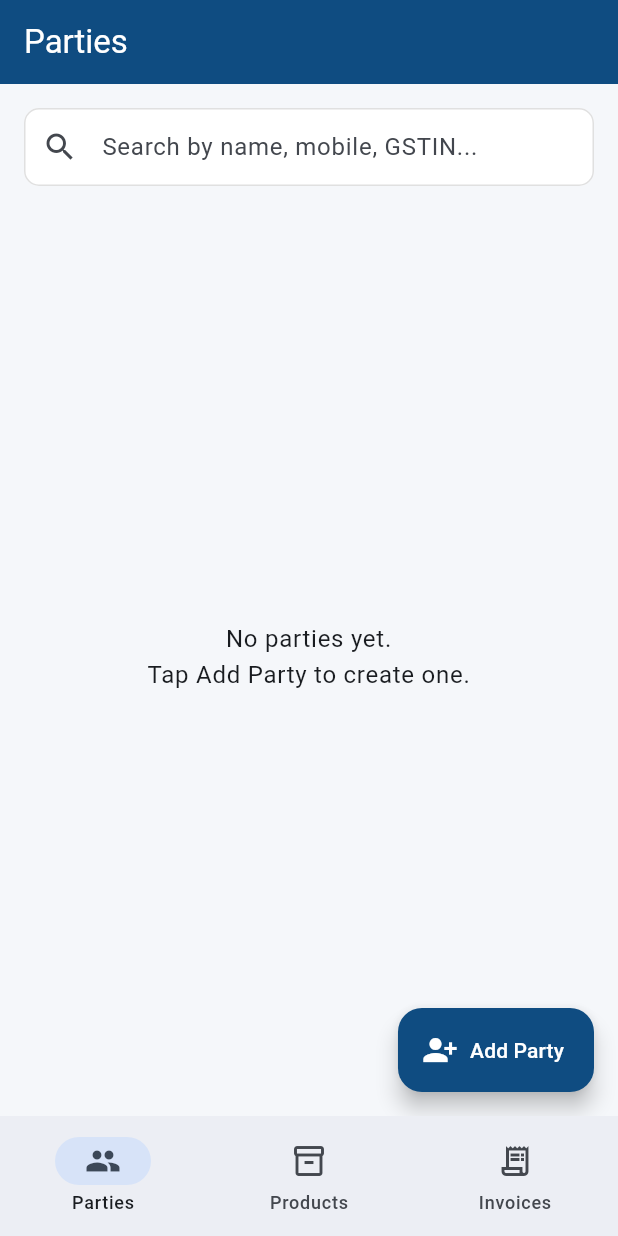
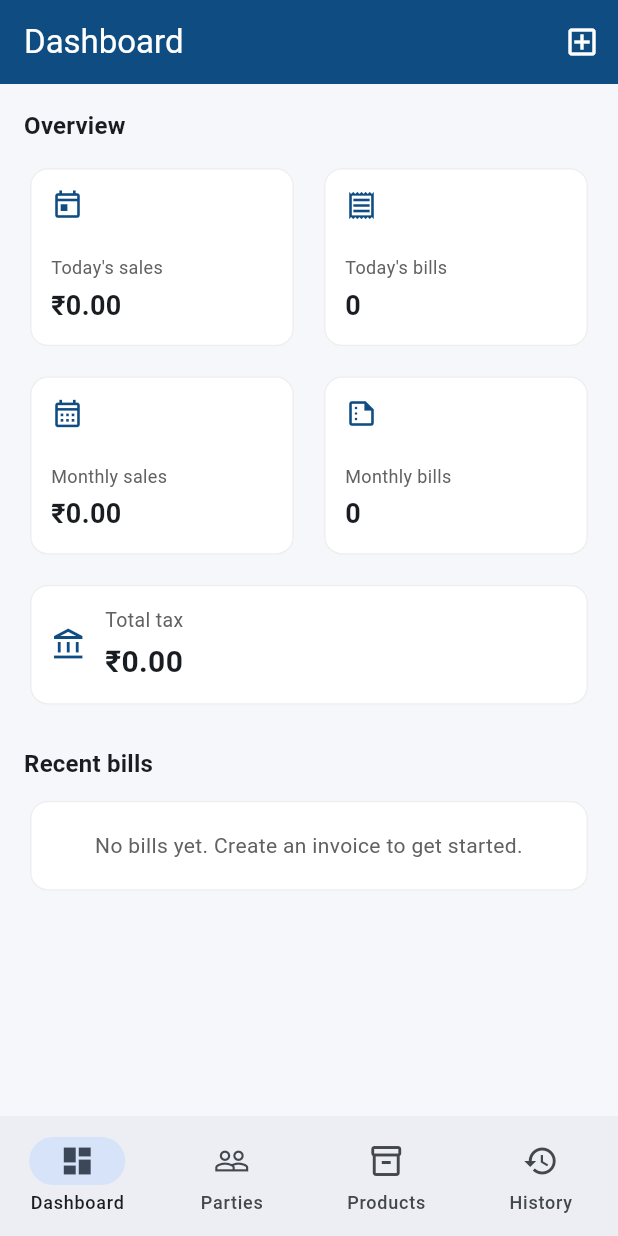
Before and after one commit to priyaanshu26/gst-billing, a Flutter app: the screen it shows after launch, on a phone screen of 412 x 824 dp. Run offline on Flutter 3.47's test engine with Material 3 defaults, Android fonts, the phone set to English and light mode, and no system bars; our stand-ins replace cloud_firestore, firebase_core, pdf, printing; accounts and stored records are empty.

Commit message:
Implement dashboard screen and enhance bill filtering functionality

```diff
--- /dev/null
+++ b/lib/screens/dashboard_screen.dart
@@ -0,0 +1,242 @@
+import 'package:flutter/material.dart';
+
+import '../models/bill.dart';
+import '../services/bill_service.dart';
+import '../theme/app_theme.dart';
+import '../utils/currency_utils.dart';
+import '../utils/date_utils.dart';
+import 'create_invoice_screen.dart';
+import 'invoice_details_screen.dart';
+
+class DashboardScreen extends StatelessWidget {
+  const DashboardScreen({super.key});
+
+  @override
+  Widget build(BuildContext context) {
+    final billService = BillService();
+
+    return Scaffold(
+      appBar: AppBar(
+        title: const Text('Dashboard'),
+        actions: [
+          IconButton(
+            tooltip: 'Create Invoice',
+            onPressed: () {
+              Navigator.of(context).push(
+                MaterialPageRoute(
+                  builder: (_) => const CreateInvoiceScreen(),
+                ),
+              );
+            },
+            icon: const Icon(Icons.add_box_outlined),
+          ),
+        ],
+      ),
+      body: StreamBuilder<List<Bill>>(
+        stream: billService.watchBills(),
+        builder: (context, snapshot) {
+          if (snapshot.connectionState == ConnectionState.waiting &&
+              !snapshot.hasData) {
+            return const Center(child: CircularProgressIndicator());
+          }
+
+          if (snapshot.hasError) {
+            return Center(
+              child: Padding(
+                padding: const EdgeInsets.all(24),
+                child: Text(
+                  'Could not load dashboard.\n${snapshot.error}',
+                  textAlign: TextAlign.center,
+                  style: const TextStyle(color: AppTheme.danger),
+                ),
+              ),
+            );
+          }
+
+          final stats = billService.buildDashboardStats(
+            snapshot.data ?? const [],
+          );
+
+          return ListView(
+            padding: const EdgeInsets.all(16),
+            children: [
+              Text(
+                'Overview',
+                style: Theme.of(context).textTheme.titleMedium?.copyWith(
+                      fontWeight: FontWeight.w700,
+                    ),
+              ),
+              const SizedBox(height: 12),
+              GridView.count(
+                crossAxisCount: 2,
+                shrinkWrap: true,
+                physics: const NeverScrollableScrollPhysics(),
+                mainAxisSpacing: 12,
+                crossAxisSpacing: 12,
+                childAspectRatio: 1.45,
+                children: [
+                  _StatCard(
+                    label: "Today's sales",
+                    value: CurrencyUtils.format(stats.todaySales),
+                    icon: Icons.today_outlined,
+                  ),
+                  _StatCard(
+                    label: "Today's bills",
+                    value: '${stats.todayBillCount}',
+                    icon: Icons.receipt_outlined,
+                  ),
+                  _StatCard(
+                    label: 'Monthly sales',
+                    value: CurrencyUtils.format(stats.monthlySales),
+                    icon: Icons.calendar_month_outlined,
+                  ),
+                  _StatCard(
+                    label: 'Monthly bills',
+                    value: '${stats.monthlyBillCount}',
+                    icon: Icons.summarize_outlined,
+                  ),
+                ],
+              ),
+              const SizedBox(height: 12),
+              _StatCard(
+                label: 'Total tax',
+                value: CurrencyUtils.format(stats.totalTax),
+                icon: Icons.account_balance_outlined,
+                wide: true,
+              ),
+              const SizedBox(height: 24),
+              Text(
+                'Recent bills',
+                style: Theme.of(context).textTheme.titleMedium?.copyWith(
+                      fontWeight: FontWeight.w700,
+                    ),
+              ),
+              const SizedBox(height: 8),
+              if (stats.recentBills.isEmpty)
+                Card(
+                  child: Padding(
+                    padding: const EdgeInsets.all(20),
+                    child: Text(
+                      'No bills yet. Create an invoice to get started.',
+                      textAlign: TextAlign.center,
+                      style: TextStyle(color: Colors.grey.shade700),
+                    ),
+                  ),
+                )
+              else
+                ...stats.recentBills.map(
+                  (bill) => Padding(
+                    padding: const EdgeInsets.only(bottom: 8),
+                    child: Card(
+                      child: ListTile(
+                        title: Text(
+                          bill.invoiceNo,
+                          style: const TextStyle(fontWeight: FontWeight.w700),
+                        ),
+                        subtitle: Text(
+                          '${bill.partyName} · '
+                          '${AppDateUtils.formatDisplay(bill.invoiceDate)}',
+                        ),
+                        trailing: Text(
+                          CurrencyUtils.format(bill.grandTotal),
+                          style: const TextStyle(fontWeight: FontWeight.w600),
+                        ),
+                        onTap: () {
+                          Navigator.of(context).push(
+                            MaterialPageRoute(
+                              builder: (_) => InvoiceDetailsScreen(
+                                billId: bill.billId,
+                                bill: bill,
+                              ),
+                            ),
+                          );
+                        },
+                      ),
+                    ),
+                  ),
+                ),
+            ],
+          );
+        },
+      ),
+    );
+  }
+}
+
+class _StatCard extends StatelessWidget {
+  const _StatCard({
+    required this.label,
+    required this.value,
+    required this.icon,
+    this.wide = false,
+  });
+
+  final String label;
+  final String value;
+  final IconData icon;
+  final bool wide;
+
+  @override
+  Widget build(BuildContext context) {
+    return Card(
+      child: Padding(
+        padding: const EdgeInsets.all(14),
+        child: wide
+            ? Row(
+                children: [
+                  Icon(icon, color: AppTheme.primary),
+                  const SizedBox(width: 12),
+                  Expanded(
+                    child: Column(
+                      crossAxisAlignment: CrossAxisAlignment.start,
+                      children: [
+                        Text(
+                          label,
+                          style: TextStyle(
+                            color: Colors.grey.shade700,
+                            fontSize: 13,
+                          ),
+                        ),
+                        const SizedBox(height: 4),
+                        Text(
+                          value,
+                          style: const TextStyle(
+                            fontSize: 20,
+                            fontWeight: FontWeight.w700,
+                          ),
+                        ),
+                      ],
+                    ),
+                  ),
+                ],
+              )
+            : Column(
+                crossAxisAlignment: CrossAxisAlignment.start,
+                children: [
+                  Icon(icon, color: AppTheme.primary, size: 22),
+                  const Spacer(),
+                  Text(
+                    label,
+                    style: TextStyle(
+                      color: Colors.grey.shade700,
+                      fontSize: 12,
+                    ),
+                  ),
+                  const SizedBox(height: 4),
+                  FittedBox(
+                    fit: BoxFit.scaleDown,
+                    alignment: Alignment.centerLeft,
+                    child: Text(
+                      value,
+                      style: const TextStyle(
+                        fontSize: 18,
+                        fontWeight: FontWeight.w700,
+                      ),
+                    ),
+                  ),
+                ],
+              ),
+      ),
+    );
+  }
+}
--- a/lib/screens/home_shell.dart
+++ b/lib/screens/home_shell.dart
@@ -1,6 +1,7 @@
 import 'package:flutter/material.dart';
 
 import 'bill_list_screen.dart';
+import 'dashboard_screen.dart';
 import 'party_list_screen.dart';
 import 'product_list_screen.dart';
 
@@ -15,6 +16,7 @@ class _HomeShellState extends State<HomeShell> {
   int _index = 0;
 
   static const _pages = [
+    DashboardScreen(),
     PartyListScreen(),
     ProductListScreen(),
     BillListScreen(),
@@ -32,6 +34,11 @@ class _HomeShellState extends State<HomeShell> {
         onDestinationSelected: (index) => setState(() => _index = index),
         destinations: const [
           NavigationDestination(
+            icon: Icon(Icons.dashboard_outlined),
+            selectedIcon: Icon(Icons.dashboard),
+            label: 'Dashboard',
+          ),
+          NavigationDestination(
             icon: Icon(Icons.people_outline),
             selectedIcon: Icon(Icons.people),
             label: 'Parties',
@@ -42,9 +49,9 @@ class _HomeShellState extends State<HomeShell> {
             label: 'Products',
           ),
           NavigationDestination(
-            icon: Icon(Icons.receipt_long_outlined),
-            selectedIcon: Icon(Icons.receipt_long),
-            label: 'Invoices',
+            icon: Icon(Icons.history),
+            selectedIcon: Icon(Icons.history_edu),
+            label: 'History',
           ),
         ],
       ),
--- a/lib/services/bill_service.dart
+++ b/lib/services/bill_service.dart
@@ -5,7 +5,27 @@ import '../models/bill.dart';
 import '../models/bill_item.dart';
 import '../models/invoice_counter.dart';
 import '../models/party.dart';
+import '../utils/currency_utils.dart';
+import '../utils/date_utils.dart';
 import 'firebase_service.dart';
+
+class DashboardStats {
+  final double todaySales;
+  final double monthlySales;
+  final int todayBillCount;
+  final int monthlyBillCount;
+  final double totalTax;
+  final List<Bill> recentBills;
+
+  const DashboardStats({
+    required this.todaySales,
+    required this.monthlySales,
+    required this.todayBillCount,
+    required this.monthlyBillCount,
+    required this.totalTax,
+    required this.recentBills,
+  });
+}
 
 class BillService {
   CollectionReference<Map<String, dynamic>> get _bills {
@@ -30,6 +50,50 @@ class BillService {
     final doc = await _bills.doc(billId).get();
     if (!doc.exists || doc.data() == null) return null;
     return Bill.fromMap(doc.id, doc.data()!);
+  }
+
+  List<Bill> filterBills(List<Bill> bills, String query) {
+    final q = query.trim().toLowerCase();
+    if (q.isEmpty) return bills;
+    return bills.where((bill) {
+      return bill.invoiceNo.toLowerCase().contains(q) ||
+          bill.partyName.toLowerCase().contains(q) ||
+          bill.partyGSTIN.toLowerCase().contains(q);
+    }).toList();
+  }
+
+  DashboardStats buildDashboardStats(
+    List<Bill> bills, {
+    DateTime? now,
+    int recentLimit = 5,
+  }) {
+    final reference = now ?? DateTime.now();
+    var todaySales = 0.0;
+    var monthlySales = 0.0;
+    var todayCount = 0;
+    var monthlyCount = 0;
+    var totalTax = 0.0;
+
+    for (final bill in bills) {
+      totalTax += bill.totalTax;
+      if (AppDateUtils.isSameDay(bill.invoiceDate, reference)) {
+        todaySales += bill.grandTotal;
+        todayCount += 1;
+      }
+      if (AppDateUtils.isSameMonth(bill.invoiceDate, reference)) {
+        monthlySales += bill.grandTotal;
+        monthlyCount += 1;
+      }
+    }
+
+    return DashboardStats(
+      todaySales: CurrencyUtils.roundMoney(todaySales),
+      monthlySales: CurrencyUtils.roundMoney(monthlySales),
+      todayBillCount: todayCount,
+      monthlyBillCount: monthlyCount,
+      totalTax: CurrencyUtils.roundMoney(totalTax),
+      recentBills: bills.take(recentLimit).toList(),
+    );
   }
 
   /// Creates a read-only bill. Invoice number is assigned inside a transaction.
```
Also changed, not shown: lib/screens/bill_list_screen.dart (+100 -9 lines), 1 other file.
